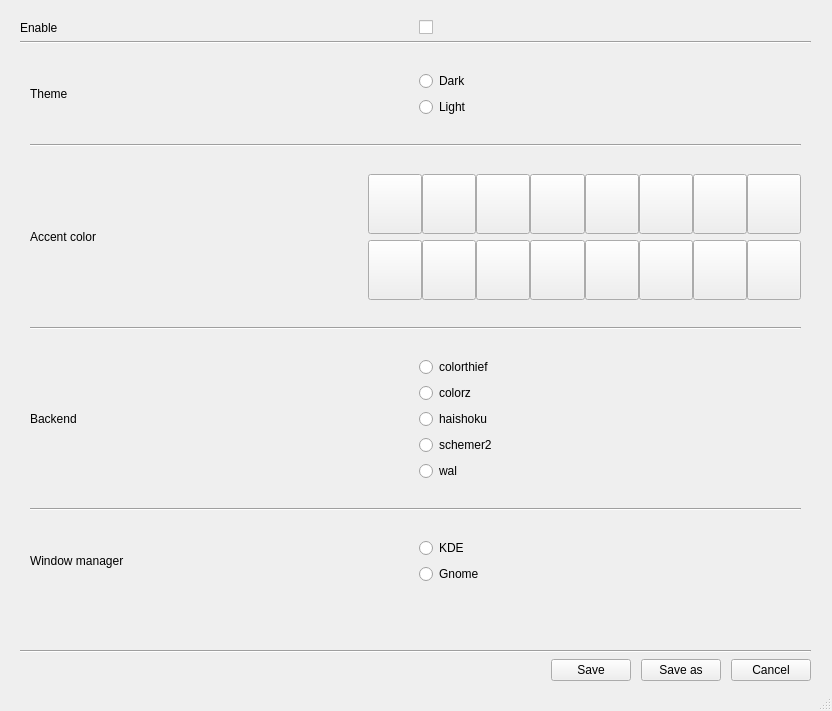
The window that mainwindow.ui (sidmoreoss/ConfigureWal) describes before a commit, drawn with Qt 5.
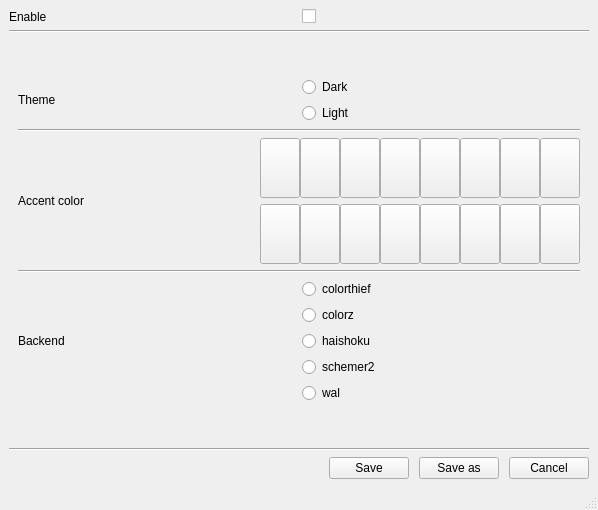
The same window after the commit.

What changed in the file:
```diff
--- a/mainwindow.ui
+++ b/mainwindow.ui
@@ -6,8 +6,8 @@
    <rect>
     <x>0</x>
     <y>0</y>
-    <width>832</width>
-    <height>711</height>
+    <width>598</width>
+    <height>510</height>
    </rect>
   </property>
   <property name="windowTitle">
@@ -17,15 +17,8 @@
    <property name="enabled">
     <bool>true</bool>
    </property>
-   <widget class="QWidget" name="verticalLayoutWidget">
-    <property name="geometry">
-     <rect>
-      <x>20</x>
-      <y>20</y>
-      <width>791</width>
-      <height>661</height>
-     </rect>
-    </property>
+   <layout class="QVBoxLayout" name="verticalLayout_2">
+    <item>
     <layout class="QVBoxLayout" name="verticalLayout">
      <property name="sizeConstraint">
       <enum>QLayout::SetNoConstraint</enum>
@@ -61,15 +54,8 @@
         <number>0</number>
        </property>
        <widget class="QWidget" name="page">
-        <widget class="QWidget" name="verticalLayoutWidget_4">
-         <property name="geometry">
-          <rect>
-           <x>10</x>
-           <y>0</y>
-           <width>771</width>
-           <height>561</height>
-          </rect>
-         </property>
+         <layout class="QVBoxLayout" name="verticalLayout_3">
+          <item>
          <layout class="QVBoxLayout" name="configLayout">
           <property name="sizeConstraint">
            <enum>QLayout::SetNoConstraint</enum>
@@ -689,7 +675,13 @@
                </widget>
               </item>
               <item>
-               <widget class="QRadioButton" name="walBERadioButton">
+                 <widget class="QRadioButton" name="backend4">
+                  <property name="sizePolicy">
+                   <sizepolicy hsizetype="Minimum" vsizetype="Fixed">
+                    <horstretch>0</horstretch>
+                    <verstretch>0</verstretch>
+                   </sizepolicy>
+                  </property>
                 <property name="text">
                  <string>wal</string>
                 </property>
@@ -699,53 +691,9 @@
             </item>
            </layout>
           </item>
-          <item>
-           <widget class="Line" name="line_5">
-            <property name="orientation">
-             <enum>Qt::Horizontal</enum>
-            </property>
-           </widget>
-          </item>
-          <item>
-           <layout class="QHBoxLayout" name="horizontalLayout_4">
-            <item>
-             <widget class="QLabel" name="windowManagerLabel">
-              <property name="toolTip">
-               <string>&lt;html&gt;&lt;head/&gt;&lt;body&gt;&lt;p&gt;Select the desktop environment you want to apply config to, Gnome is not supported currently&lt;/p&gt;&lt;/body&gt;&lt;/html&gt;</string>
-              </property>
-              <property name="text">
-               <string>Window manager</string>
-              </property>
-             </widget>
-            </item>
-            <item>
-             <layout class="QVBoxLayout" name="verticalLayout_3">
-              <item>
-               <widget class="QRadioButton" name="kdeRadioButton">
-                <property name="text">
-                 <string>KDE</string>
-                </property>
-                <property name="autoExclusive">
-                 <bool>false</bool>
-                </property>
-               </widget>
-              </item>
-              <item>
-               <widget class="QRadioButton" name="gnomeRadioButton">
-                <property name="text">
-                 <string>Gnome</string>
-                </property>
-                <property name="autoExclusive">
-                 <bool>false</bool>
-                </property>
-               </widget>
-              </item>
              </layout>
             </item>
            </layout>
-          </item>
-         </layout>
-        </widget>
        </widget>
        <widget class="QWidget" name="page_2"/>
       </widget>
@@ -808,7 +756,8 @@
       </layout>
      </item>
     </layout>
-   </widget>
+    </item>
+   </layout>
   </widget>
   <widget class="QStatusBar" name="statusbar"/>
  </widget>
```
Left out of the diff: 10 changed lines with no effect on the pictures. Lines whose indentation alone changed are shown as unchanged.
